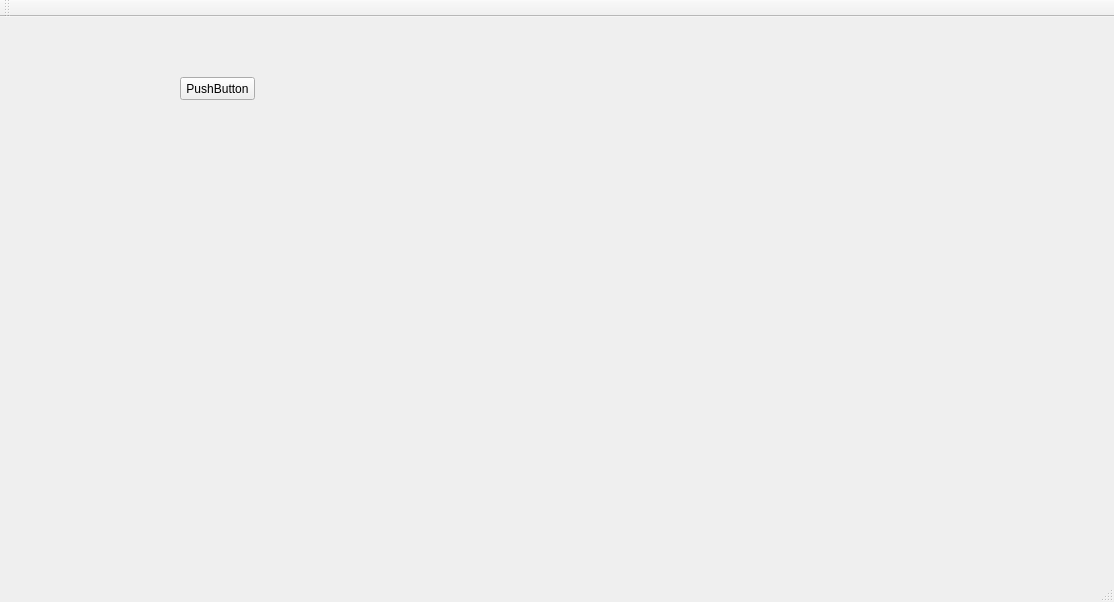
The window that mainwindow.ui (RStravinsky/GuestRegistration) describes before a commit, drawn with Qt 5.
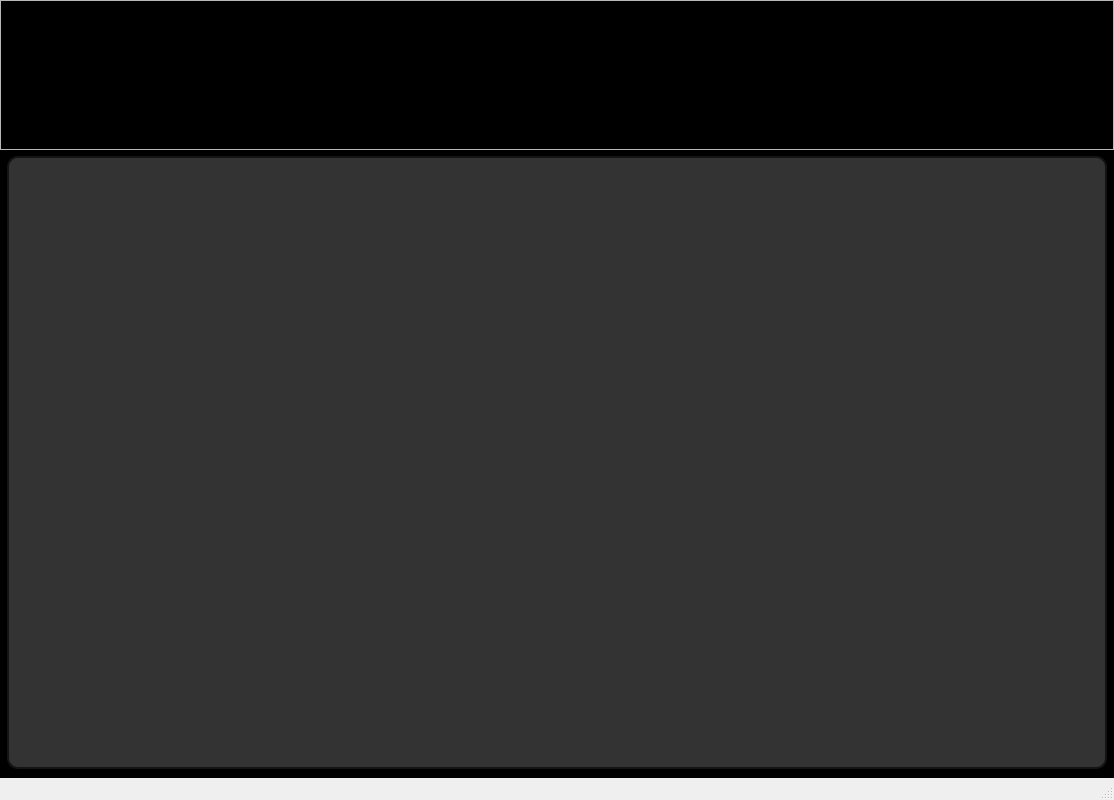
The same window after the commit. Icons and pictures are not drawn.

Commit message: login gui, main window gui

What changed in the file:
```diff
--- a/mainwindow.ui
+++ b/mainwindow.ui
@@ -7,9 +7,15 @@
     <x>0</x>
     <y>0</y>
     <width>1114</width>
-    <height>602</height>
+    <height>800</height>
    </rect>
   </property>
+  <property name="minimumSize">
+   <size>
+    <width>1000</width>
+    <height>800</height>
+   </size>
+  </property>
   <property name="windowTitle">
    <string>MainWindow</string>
   </property>
@@ -17,38 +23,271 @@
    <iconset resource="resources.qrc">
     <normaloff>:/images/images/icon.ico</normaloff>:/images/images/icon.ico</iconset>
   </property>
+  <property name="styleSheet">
+   <string notr="true"/>
+  </property>
   <widget class="QWidget" name="centralWidget">
-   <widget class="QPushButton" name="pushButton">
-    <property name="geometry">
-     <rect>
-      <x>180</x>
-      <y>60</y>
-      <width>75</width>
-      <height>23</height>
-     </rect>
-    </property>
-    <property name="text">
-     <string>PushButton</string>
-    </property>
-   </widget>
-  </widget>
-  <widget class="QMenuBar" name="menuBar">
-   <property name="geometry">
-    <rect>
-     <x>0</x>
-     <y>0</y>
-     <width>1114</width>
-     <height>21</height>
-    </rect>
+   <property name="styleSheet">
+    <string notr="true">#centralWidget {
+    background-color: black;
+}</string>
    </property>
-  </widget>
-  <widget class="QToolBar" name="mainToolBar">
-   <attribute name="toolBarArea">
-    <enum>TopToolBarArea</enum>
-   </attribute>
-   <attribute name="toolBarBreak">
-    <bool>false</bool>
-   </attribute>
+   <layout class="QGridLayout" name="gridLayout" rowstretch="1,5,0" columnstretch="0,1,0">
+    <property name="leftMargin">
+     <number>0</number>
+    </property>
+    <property name="topMargin">
+     <number>0</number>
+    </property>
+    <property name="rightMargin">
+     <number>0</number>
+    </property>
+    <property name="bottomMargin">
+     <number>9</number>
+    </property>
+    <item row="0" column="0" colspan="3">
+     <widget class="QFrame" name="topFrame">
+      <property name="sizePolicy">
+       <sizepolicy hsizetype="Preferred" vsizetype="Fixed">
+        <horstretch>0</horstretch>
+        <verstretch>0</verstretch>
+       </sizepolicy>
+      </property>
+      <property name="minimumSize">
+       <size>
+        <width>0</width>
+        <height>150</height>
+       </size>
+      </property>
+      <property name="styleSheet">
+       <string notr="true">#topFrame {
+background: qlineargradient(x1:0, y1:0, x2:0, y2:1,
+   stop: 0 rgba(80,80,80), stop: 0.7 rgb(35,35,35));
+}</string>
+      </property>
+      <property name="frameShape">
+       <enum>QFrame::StyledPanel</enum>
+      </property>
+      <property name="frameShadow">
+       <enum>QFrame::Raised</enum>
+      </property>
+      <widget class="QPushButton" name="generateButton">
+       <property name="geometry">
+        <rect>
+         <x>280</x>
+         <y>0</y>
+         <width>150</width>
+         <height>141</height>
+        </rect>
+       </property>
+       <property name="sizePolicy">
+        <sizepolicy hsizetype="Expanding" vsizetype="Preferred">
+         <horstretch>1</horstretch>
+         <verstretch>0</verstretch>
+        </sizepolicy>
+       </property>
+       <property name="minimumSize">
+        <size>
+         <width>0</width>
+         <height>0</height>
+        </size>
+       </property>
+       <property name="styleSheet">
+        <string notr="true">border: none;</string>
+       </property>
+       <property name="text">
+        <string/>
+       </property>
+       <property name="icon">
+        <iconset resource="resources.qrc">
+         <normaloff>:/images/images/save.png</normaloff>:/images/images/save.png</iconset>
+       </property>
+       <property name="iconSize">
+        <size>
+         <width>90</width>
+         <height>90</height>
+        </size>
+       </property>
+      </widget>
+      <widget class="QPushButton" name="printButton">
+       <property name="geometry">
+        <rect>
+         <x>460</x>
+         <y>0</y>
+         <width>150</width>
+         <height>141</height>
+        </rect>
+       </property>
+       <property name="sizePolicy">
+        <sizepolicy hsizetype="Preferred" vsizetype="Preferred">
+         <horstretch>0</horstretch>
+         <verstretch>0</verstretch>
+        </sizepolicy>
+       </property>
+       <property name="styleSheet">
+        <string notr="true">border: none;</string>
+       </property>
+       <property name="text">
+        <string/>
+       </property>
+       <property name="icon">
+        <iconset resource="resources.qrc">
+         <normaloff>:/images/images/print.png</normaloff>:/images/images/print.png</iconset>
+       </property>
+       <property name="iconSize">
+        <size>
+         <width>90</width>
+         <height>90</height>
+        </size>
+       </property>
+      </widget>
+      <widget class="QPushButton" name="helpButton">
+       <property name="geometry">
+        <rect>
+         <x>630</x>
+         <y>0</y>
+         <width>150</width>
+         <height>141</height>
+        </rect>
+       </property>
+       <property name="sizePolicy">
+        <sizepolicy hsizetype="Preferred" vsizetype="Preferred">
+         <horstretch>0</horstretch>
+         <verstretch>0</verstretch>
+        </sizepolicy>
+       </property>
+       <property name="styleSheet">
+        <string notr="true">border: none;</string>
+       </property>
+       <property name="text">
+        <string/>
+       </property>
+       <property name="icon">
+        <iconset resource="resources.qrc">
+         <normaloff>:/images/images/help.png</normaloff>:/images/images/help.png</iconset>
+       </property>
+       <property name="iconSize">
+        <size>
+         <width>90</width>
+         <height>90</height>
+        </size>
+       </property>
+      </widget>
+      <widget class="QPushButton" name="logoutButton">
+       <property name="geometry">
+        <rect>
+         <x>810</x>
+         <y>0</y>
+         <width>150</width>
+         <height>140</height>
+        </rect>
+       </property>
+       <property name="sizePolicy">
+        <sizepolicy hsizetype="Preferred" vsizetype="Preferred">
+         <horstretch>0</horstretch>
+         <verstretch>0</verstretch>
+        </sizepolicy>
+       </property>
+       <property name="styleSheet">
+        <string notr="true">border: none;</string>
+       </property>
+       <property name="text">
+        <string/>
+       </property>
+       <property name="icon">
+        <iconset resource="resources.qrc">
+         <normaloff>:/images/images/logout.png</normaloff>:/images/images/logout.png</iconset>
+       </property>
+       <property name="iconSize">
+        <size>
+         <width>90</width>
+         <height>90</height>
+        </size>
+       </property>
+      </widget>
+      <widget class="QLabel" name="label">
+       <property name="geometry">
+        <rect>
+         <x>10</x>
+         <y>10</y>
+         <width>181</width>
+         <height>131</height>
+        </rect>
+       </property>
+       <property name="text">
+        <string/>
+       </property>
+       <property name="pixmap">
+        <pixmap resource="resources.qrc">:/images/images/sigma.png</pixmap>
+       </property>
+       <property name="scaledContents">
+        <bool>true</bool>
+       </property>
+      </widget>
+     </widget>
+    </item>
+    <item row="1" column="0">
+     <spacer name="leftSpacer">
+      <property name="orientation">
+       <enum>Qt::Horizontal</enum>
+      </property>
+      <property name="sizeType">
+       <enum>QSizePolicy::Fixed</enum>
+      </property>
+      <property name="sizeHint" stdset="0">
+       <size>
+        <width>1</width>
+        <height>1</height>
+       </size>
+      </property>
+     </spacer>
+    </item>
+    <item row="1" column="1" rowspan="2">
+     <widget class="QTableView" name="tableView">
+      <property name="sizePolicy">
+       <sizepolicy hsizetype="MinimumExpanding" vsizetype="MinimumExpanding">
+        <horstretch>0</horstretch>
+        <verstretch>0</verstretch>
+       </sizepolicy>
+      </property>
+      <property name="styleSheet">
+       <string notr="true">QTableView {
+    background-color: #333333;
+    color:#fffff8;
+    gridline-color: #fffff8;
+   /* font-size: 12pt;*/
+	border: 2px solid rgb(20,20,20);
+	border-radius: 11px;
+	padding: 5px;
+}
+
+ QTableView QTableCornerButton::section {
+    background-color: #646464;
+    border: 1px solid #fffff8;
+}</string>
+      </property>
+      <attribute name="horizontalHeaderMinimumSectionSize">
+       <number>29</number>
+      </attribute>
+     </widget>
+    </item>
+    <item row="2" column="2">
+     <spacer name="rightSpacer">
+      <property name="orientation">
+       <enum>Qt::Horizontal</enum>
+      </property>
+      <property name="sizeType">
+       <enum>QSizePolicy::Fixed</enum>
+      </property>
+      <property name="sizeHint" stdset="0">
+       <size>
+        <width>1</width>
+        <height>1</height>
+       </size>
+      </property>
+     </spacer>
+    </item>
+   </layout>
   </widget>
   <widget class="QStatusBar" name="statusBar"/>
  </widget>
```
Left out of the diff: 2 changed lines with no effect on the pictures. The commit also changes 8 other files.
